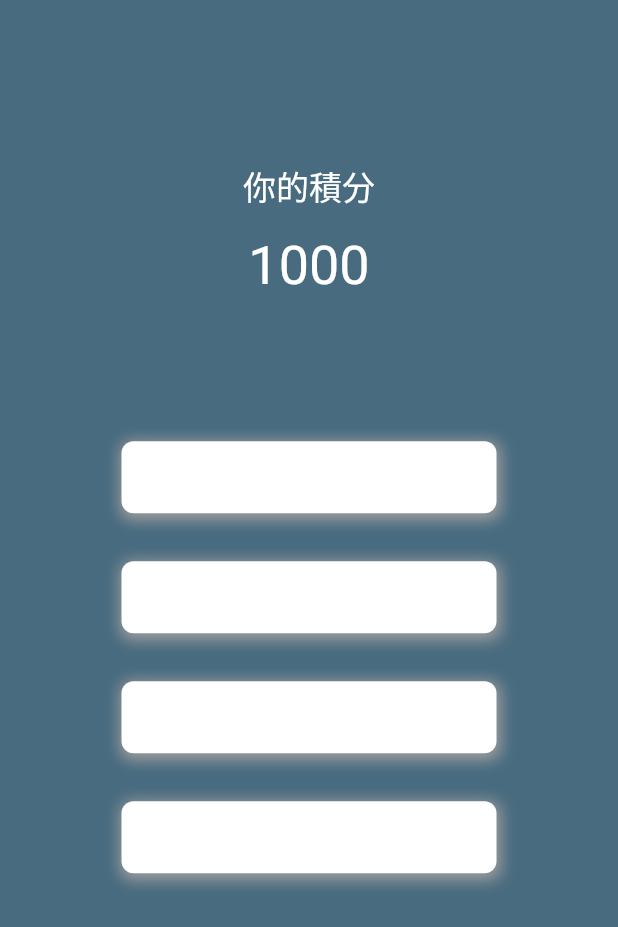
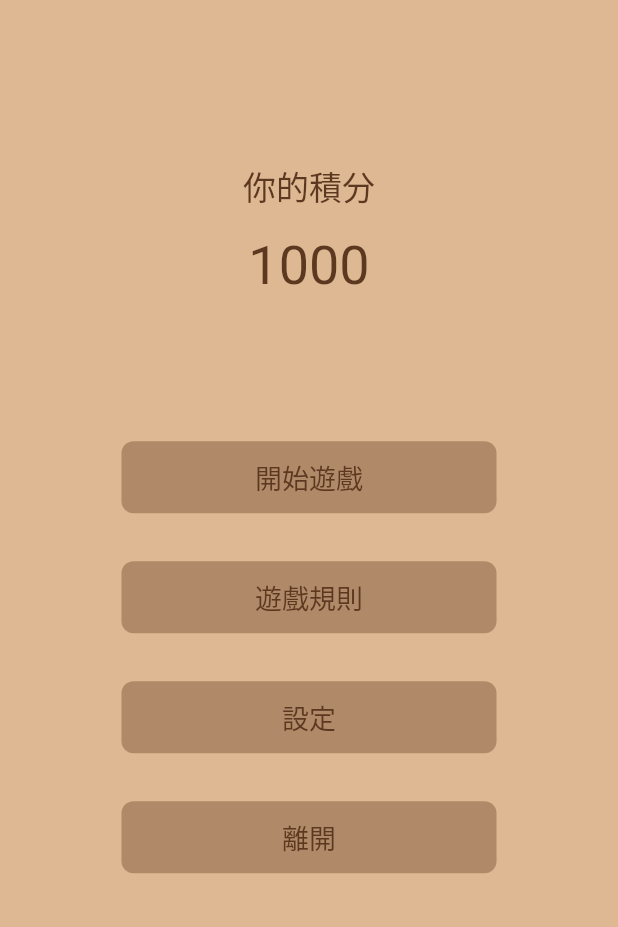
Before and after one commit to JohnsonHuang555/schrodinger-s_box, a Flutter app: the screen it shows after launch, after a tap on "TAP TO PLAY", on a phone screen of 412 x 824 dp. Shown: the top 927 px of the screen. Run offline on Flutter 3.47's test engine with Material 2 defaults, Android fonts, the phone set to English and light mode, and no system bars; our stand-ins replace audioplayers, firebase_core, firebase_crashlytics, flutter_staggered_animations, go_router, google_mobile_ads and 2 more; missing offline and left inert: function_tree, games_services; accounts and stored records are empty.

Commit message:
add colors

```diff
--- a/lib/main.dart
+++ b/lib/main.dart
@@ -135,7 +135,7 @@ class MyApp extends StatelessWidget {
               path: 'play',
               pageBuilder: (context, state) => buildMyTransition<void>(
                 child: const LevelSelectionScreen(key: Key('level selection')),
-                color: context.watch<Palette>().secondary,
+                color: context.watch<Palette>().primary,
               ),
               // routes: [
               //   GoRoute(
@@ -258,7 +258,7 @@ class MyApp extends StatelessWidget {
               ),
               textTheme: TextTheme(
                 bodyMedium: TextStyle(
-                  color: palette.trueWhite,
+                  color: palette.text,
                 ),
               ),
             ),
--- a/lib/src/components/custom_button.dart
+++ b/lib/src/components/custom_button.dart
@@ -1,4 +1,6 @@
 import 'package:flutter/material.dart';
+import 'package:provider/provider.dart';
+import '../style/palette.dart';
 
 class CustomButton extends StatelessWidget {
   final String title;
@@ -8,18 +10,20 @@ class CustomButton extends StatelessWidget {
 
   @override
   Widget build(BuildContext context) {
+    final palette = context.watch<Palette>();
+
     return Container(
       decoration: BoxDecoration(
-        color: Colors.white,
+        color: palette.secondary,
         borderRadius: BorderRadius.circular(8.0),
-        boxShadow: const [
-          BoxShadow(
-            color: Colors.grey,
-            offset: Offset(1.0, 2.0),
-            blurRadius: 8.0,
-            spreadRadius: 2.0,
-          )
-        ],
+        // boxShadow: const [
+        //   BoxShadow(
+        //     color: Colors.grey,
+        //     offset: Offset(1.0, 2.0),
+        //     blurRadius: 8.0,
+        //     spreadRadius: 2.0,
+        //   )
+        // ],
       ),
       child: SizedBox(
         height: 48,
--- a/lib/src/level_selection/level_selection_screen.dart
+++ b/lib/src/level_selection/level_selection_screen.dart
@@ -23,7 +23,7 @@ class LevelSelectionScreen extends StatelessWidget {
     final playerProgress = context.watch<PlayerProgress>();
 
     return Scaffold(
-      backgroundColor: palette.secondary,
+      backgroundColor: palette.primary,
       body: ResponsiveScreen(
         squarishMainArea: Column(
           children: [
--- a/lib/src/main_menu/main_menu_screen.dart
+++ b/lib/src/main_menu/main_menu_screen.dart
@@ -24,7 +24,7 @@ class MainMenuScreen extends StatelessWidget {
     final audioController = context.watch<AudioController>();
 
     return Scaffold(
-      backgroundColor: palette.primary,
+      backgroundColor: Color(0xffD19626),
       body: ResponsiveScreen(
           mainAreaProminence: 0.45,
           squarishMainArea: Center(
@@ -51,8 +51,7 @@ class MainMenuScreen extends StatelessWidget {
               child: Text(
                 'TAP TO PLAY',
                 textAlign: TextAlign.center,
-                style: TextStyle(
-                    fontSize: 20, letterSpacing: 1.5, color: palette.text),
+                style: TextStyle(fontSize: 20, letterSpacing: 1.5),
               ),
             ),
           )
--- a/lib/src/play_session/game_card.dart
+++ b/lib/src/play_session/game_card.dart
@@ -2,6 +2,8 @@ import 'package:flutter/material.dart';
 import 'package:game_template/src/game_internals/game_risk.dart';
 import 'package:game_template/src/game_internals/game_state.dart';
 import 'package:game_template/src/game_internals/selected_symbol.dart';
+import 'package:provider/provider.dart';
+import '../style/palette.dart';
 
 class GameCard<T> extends StatefulWidget {
   final int index;
@@ -27,6 +29,8 @@ class _GameCardState extends State<GameCard> {
 
   @override
   Widget build(BuildContext context) {
+    final palette = context.watch<Palette>();
+
     if (widget.selectedItems.isEmpty) {
       setState(() {
         isChecked = false;
@@ -62,17 +66,15 @@ class _GameCardState extends State<GameCard> {
         children: [
           Center(
             child: Container(
+              decoration: BoxDecoration(
                 color: Colors.blue,
-              child: Container(
-                decoration: BoxDecoration(
                 borderRadius: BorderRadius.circular(10),
               ),
               margin: EdgeInsets.all(3.0),
               child: Center(
                 child: widget.isSymbol
                     ? Icon(
-                          GameRisk.convertSymbolToIcon(
-                              widget.item as MathSymbol),
+                        GameRisk.convertSymbolToIcon(widget.item as MathSymbol),
                         color: Colors.white,
                         size: 40.0,
                       )
@@ -87,16 +89,18 @@ class _GameCardState extends State<GameCard> {
               ),
             ),
           ),
-          ),
           Container(
             height: double.infinity,
             width: double.infinity,
-            color: Colors.blueAccent,
+            decoration: BoxDecoration(
+              color: palette.secondary,
+              borderRadius: BorderRadius.circular(10),
+            ),
             child: Center(
                 child: isChecked
                     ? Icon(
                         Icons.check,
-                        size: 30,
+                        size: 50,
                       )
                     : null),
           ),
--- a/lib/src/play_session/play_session_screen.dart
+++ b/lib/src/play_session/play_session_screen.dart
@@ -163,7 +163,7 @@ class _PlaySessionScreenState extends State<PlaySessionScreen> {
       child: IgnorePointer(
         ignoring: _duringCelebration,
         child: Scaffold(
-          backgroundColor: palette.secondary,
+          backgroundColor: palette.primary,
           body: SafeArea(
             child: Stack(
               children: [
--- a/lib/src/style/palette.dart
+++ b/lib/src/style/palette.dart
@@ -27,19 +27,17 @@ class Palette {
   Color get darkPen => const Color(0xFF0050bc);
   Color get redPen => const Color(0xFFd10841);
   Color get inkFullOpacity => const Color(0xff352b42);
-  Color get ink => const Color(0xee352b42);
+  Color get ink => const Color(0xff7f5539);
   Color get backgroundMain => const Color(0xffd1bfb0);
   Color get backgroundLevelSelection => const Color(0xffa2dcc7);
   Color get backgroundPlaySession => const Color(0xffffebb5);
   Color get background4 => const Color(0xffffd7ff);
   Color get backgroundSettings => const Color(0xffbfc8e3);
-  Color get trueWhite => const Color(0xffffffff);
+  Color get trueWhite => const Color(0xffEDE0D4);
 
-  Color get primary => const Color(0xff7a9c96);
-  Color get secondary => const Color(0xff486b7f);
-  Color get text => const Color(0xff392b35);
+  Color get primary => const Color(0xffddb892);
+  Color get secondary => const Color(0xffb08968);
+  Color get text => const Color(0xff5D3820);
   Color get alert => const Color(0xffbb474f);
   Color get warning => const Color(0xffd1bfb0);
 }
-// #0050bc #d1bfb0
-// #392b35 #7a9c96 #486b7f #d1bfb0 #bb474f
```
Lines whose indentation alone changed are shown as unchanged.
